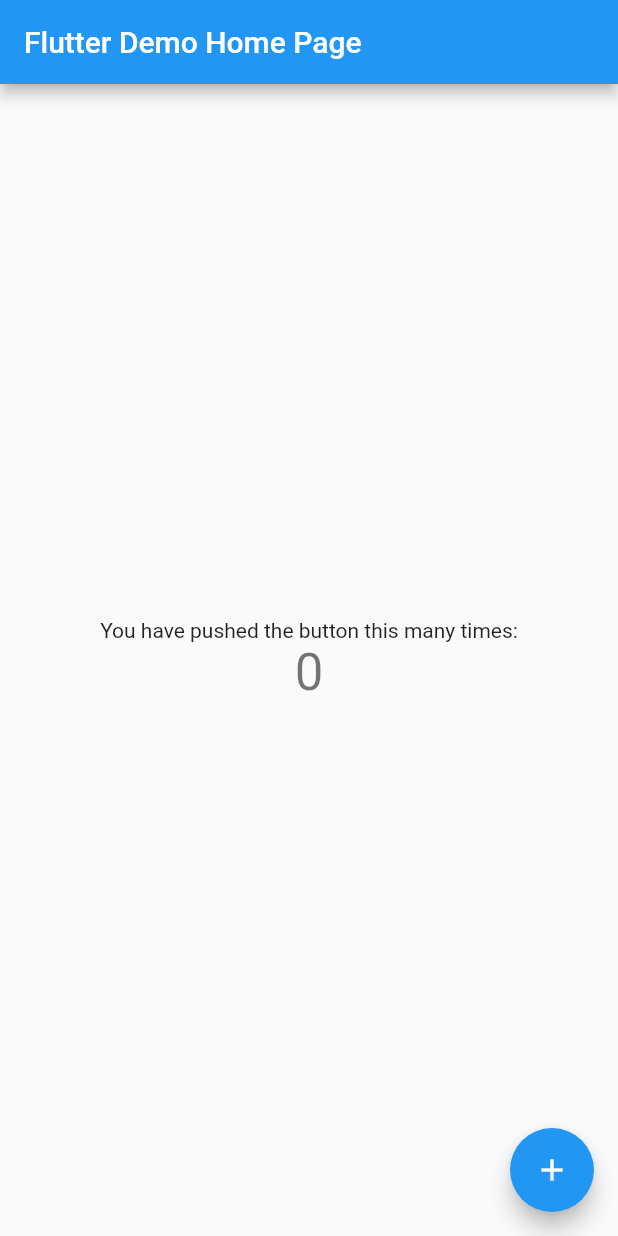
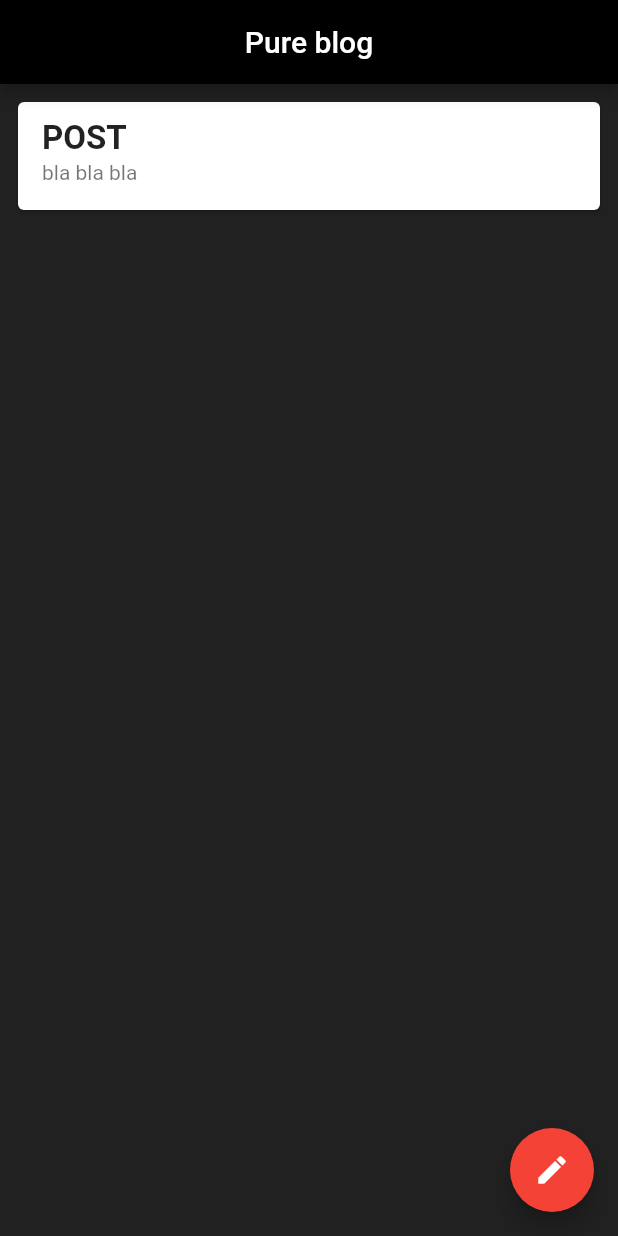
Before and after one commit to Frank1016/pure_blog, a Flutter app: the screen it shows after launch, on a phone screen of 412 x 824 dp. Run offline on Flutter 3.47's test engine with Material 2 defaults, Android fonts, the phone set to English and light mode, and no system bars; our stand-ins replace firebase_core, firebase_database; accounts and stored records are empty.

Commit message:
firebase realtime database added

```diff
--- /dev/null
+++ b/lib/db/post_service.dart
@@ -0,0 +1,17 @@
+import 'package:firebase_database/firebase_database.dart';
+
+import '../models/post.dart';
+
+class PostService {
+  String nodeName = 'posts';
+  FirebaseDatabase database = FirebaseDatabase.instance;
+  late DatabaseReference _databaseReference;
+  Map post;
+  PostService(this.post);
+
+  addPost() {
+    // this is going to give a reference to the posts node
+    _databaseReference = database.ref().child(nodeName);
+    _databaseReference.push().set(post);
+  }
+}
--- a/lib/main.dart
+++ b/lib/main.dart
@@ -1,120 +1,17 @@
 import 'package:flutter/material.dart';
 import 'package:firebase_core/firebase_core.dart';
 import 'firebase_options.dart';
+import 'screens/home.dart';
 
-Future<void> main() async {
+void main() async {
+  WidgetsFlutterBinding.ensureInitialized();
   await Firebase.initializeApp(
     options: DefaultFirebaseOptions.currentPlatform,
   );
-  runApp(const MyApp());
+
+  runApp(MaterialApp(
+    debugShowCheckedModeBanner: false,
+    home: HomePage(),
+    theme: ThemeData(primaryColor: Colors.black),
+  ));
 }
-
-class MyApp extends StatelessWidget {
-  const MyApp({super.key});
-
-  // This widget is the root of your application.
-  @override
-  Widget build(BuildContext context) {
-    return MaterialApp(
-      title: 'Flutter Demo',
-      theme: ThemeData(
-        // This is the theme of your application.
-        //
-        // Try running your application with "flutter run". You'll see the
-        // application has a blue toolbar. Then, without quitting the app, try
-        // changing the primarySwatch below to Colors.green and then invoke
-        // "hot reload" (press "r" in the console where you ran "flutter run",
-        // or simply save your changes to "hot reload" in a Flutter IDE).
-        // Notice that the counter didn't reset back to zero; the application
-        // is not restarted.
-        primarySwatch: Colors.blue,
-      ),
-      home: const MyHomePage(title: 'Flutter Demo Home Page'),
-    );
-  }
-}
-
-class MyHomePage extends StatefulWidget {
-  const MyHomePage({super.key, required this.title});
-
-  // This widget is the home page of your application. It is stateful, meaning
-  // that it has a State object (defined below) that contains fields that affect
-  // how it looks.
-
-  // This class is the configuration for the state. It holds the values (in this
-  // case the title) provided by the parent (in this case the App widget) and
-  // used by the build method of the State. Fields in a Widget subclass are
-  // always marked "final".
-
-  final String title;
-
-  @override
-  State<MyHomePage> createState() => _MyHomePageState();
-}
-
-class _MyHomePageState extends State<MyHomePage> {
-  int _counter = 0;
-
-  void _incrementCounter() {
-    setState(() {
-      // This call to setState tells the Flutter framework that something has
-      // changed in this State, which causes it to rerun the build method below
-      // so that the display can reflect the updated values. If we changed
-      // _counter without calling setState(), then the build method would not be
-      // called again, and so nothing would appear to happen.
-      _counter++;
-    });
-  }
-
-  @override
-  Widget build(BuildContext context) {
-    // This method is rerun every time setState is called, for instance as done
-    // by the _incrementCounter method above.
-    //
-    // The Flutter framework has been optimized to make rerunning build methods
-    // fast, so that you can just rebuild anything that needs updating rather
-    // than having to individually change instances of widgets.
-    return Scaffold(
-      appBar: AppBar(
-        // Here we take the value from the MyHomePage object that was created by
-        // the App.build method, and use it to set our appbar title.
-        title: Text(widget.title),
-      ),
-      body: Center(
-        // Center is a layout widget. It takes a single child and positions it
-        // in the middle of the parent.
-        child: Column(
-          // Column is also a layout widget. It takes a list of children and
-          // arranges them vertically. By default, it sizes itself to fit its
-          // children horizontally, and tries to be as tall as its parent.
-          //
-          // Invoke "debug painting" (press "p" in the console, choose the
-          // "Toggle Debug Paint" action from the Flutter Inspector in Android
-          // Studio, or the "Toggle Debug Paint" command in Visual Studio Code)
-          // to see the wireframe for each widget.
-          //
-          // Column has various properties to control how it sizes itself and
-          // how it positions its children. Here we use mainAxisAlignment to
-          // center the children vertically; the main axis here is the vertical
-          // axis because Columns are vertical (the cross axis would be
-          // horizontal).
-          mainAxisAlignment: MainAxisAlignment.center,
-          children: <Widget>[
-            const Text(
-              'You have pushed the button this many times:',
-            ),
-            Text(
-              '$_counter',
-              style: Theme.of(context).textTheme.headline4,
-            ),
-          ],
-        ),
-      ),
-      floatingActionButton: FloatingActionButton(
-        onPressed: _incrementCounter,
-        tooltip: 'Increment',
-        child: const Icon(Icons.add),
-      ), // This trailing comma makes auto-formatting nicer for build methods.
-    );
-  }
-}
--- /dev/null
+++ b/lib/screens/home.dart
@@ -0,0 +1,52 @@
+import 'package:flutter/material.dart';
+import 'package:pure_blog/screens/add_post.dart';
+
+class HomePage extends StatefulWidget {
+  const HomePage({super.key});
+
+  @override
+  State<HomePage> createState() => _HomePageState();
+}
+
+class _HomePageState extends State<HomePage> {
+  @override
+  Widget build(BuildContext context) {
+    return Scaffold(
+      appBar: AppBar(
+        title: Text('Pure blog'),
+        backgroundColor: Theme.of(context).primaryColor,
+        centerTitle: true,
+      ),
+      body: Container(
+        color: Colors.black87,
+        child: Column(
+          children: const [
+            Padding(
+              padding: EdgeInsets.all(8.0),
+              child: Card(
+                  child: ListTile(
+                title: Text(
+                  'POST',
+                  style: TextStyle(fontSize: 22.0, fontWeight: FontWeight.bold),
+                ),
+                subtitle: Text('bla bla bla'),
+              )),
+            ),
+          ],
+        ),
+      ),
+      floatingActionButton: FloatingActionButton(
+        onPressed: () {
+          Navigator.push(
+              context, MaterialPageRoute(builder: (context) => AddPost()));
+        },
+        backgroundColor: Colors.red,
+        tooltip: 'add a post',
+        child: const Icon(
+          Icons.edit,
+          color: Colors.white,
+        ),
+      ),
+    );
+  }
+}
--- a/pubspec.yaml
+++ b/pubspec.yaml
@@ -37,6 +37,7 @@
   # Use with the CupertinoIcons class for iOS style icons.
   cupertino_icons: ^1.0.2
   firebase_core: ^1.24.0
+  firebase_database: ^9.1.6
 
 dev_dependencies:
   flutter_test:
```
Also changed, not shown: lib/models/post.dart (added, +34 -0 lines), lib/screens/add_post.dart (added, +94 -0 lines), pubspec.lock, 2 other files.
